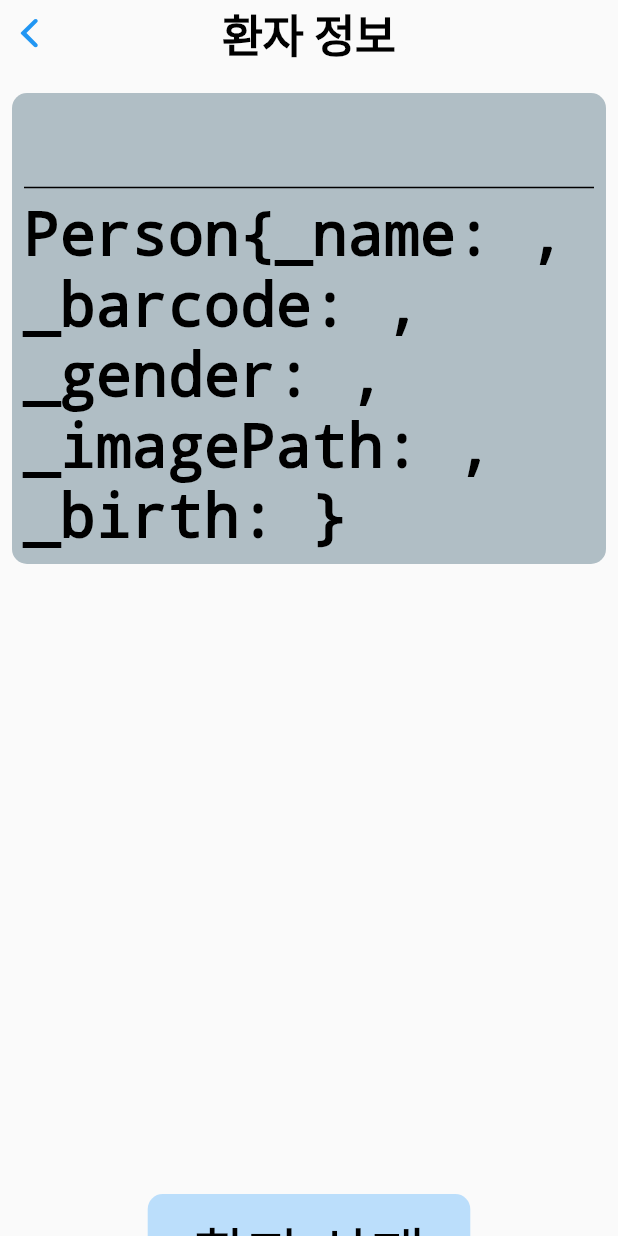
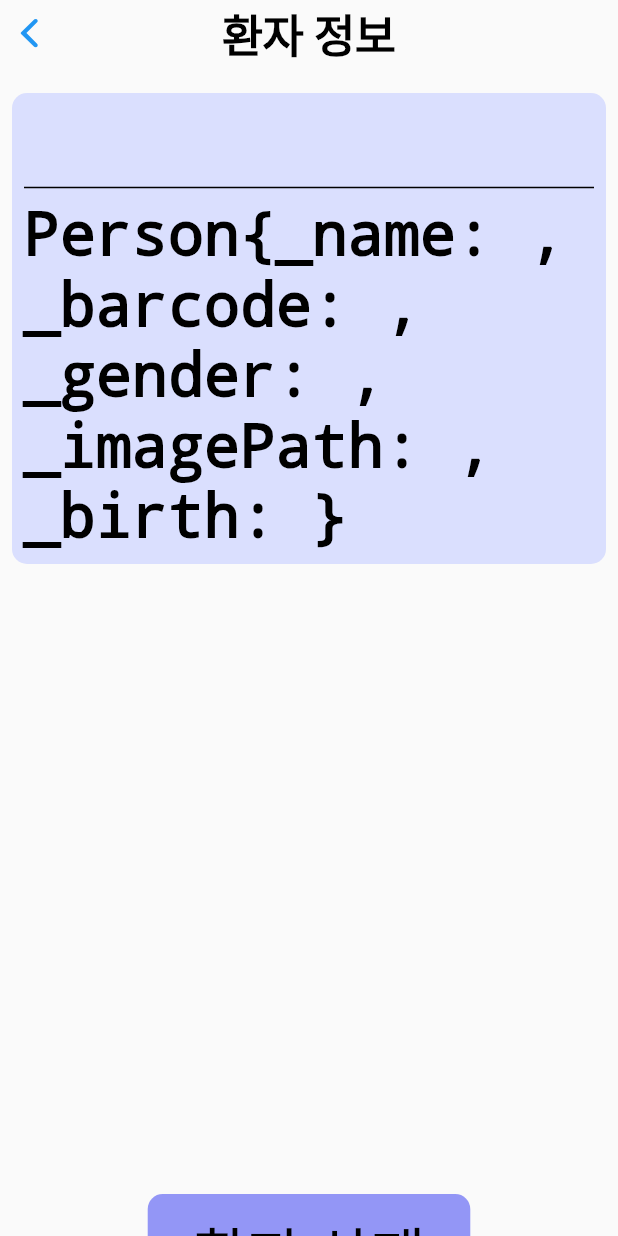
Before and after one commit to 1000zoo/patients-info-management, a Flutter app: the ListPageInfo screen opened directly with empty values, on a phone screen of 412 x 824 dp. Run offline on Flutter 3.47's test engine with Material 2 defaults, Android fonts, the phone set to English and light mode, and no system bars; our stand-ins replace camera, gallery_saver, image_picker, shared_preferences; missing offline and left inert: cupertino_radio_choice, flutter_barcode_scanner, flutter_beep, flutter_qr_bar_scanner; accounts and stored records are empty.

Commit message:
색 관련된 상수들 따로 만들어 줌 / 초기화면 디자인 조절 및 사진촬영 후 바코드 초기화

```diff
--- a/lib/config.dart
+++ b/lib/config.dart
@@ -3,20 +3,25 @@
 import 'package:flutter/material.dart';
 
 ///TextStyle
-const TextStyle TEXT_STYLE = TextStyle(
-  color: Colors.black,
+const TextStyle DEFAULT_TEXTSTYLE = TextStyle(
+  color: TEXT_COLOR,
   fontSize: 40,
   decoration: TextDecoration.none,
 );
-const TextStyle TEXT_STYLE_FOR_TITLE = TextStyle(
-    color: Colors.black,
+const TextStyle TITLE_TEXTSTYLE = TextStyle(
+    color: TEXT_COLOR,
     fontSize: 30,
     decoration: TextDecoration.none
 );
-const TextStyle TEXT_STYLE_FOR_ALERT_DIALOG = TextStyle(
-  color: Colors.black,
-  fontSize: 20,
-  decoration: TextDecoration.none
+const TextStyle ALERT_DIALOG_TEXTSTYLE = TextStyle(
+    color: TEXT_COLOR,
+    fontSize: 20,
+    decoration: TextDecoration.none
+);
+const TextStyle BUTTON_TEXTSTYLE = TextStyle(
+    color: BUTTON_TEXT_COLOR,
+    fontSize: 40,
+    decoration: TextDecoration.none
 );
 
 ///Padding
@@ -27,3 +32,12 @@ const EdgeInsetsGeometry NAME_FIELD_PADDING = EdgeInsets.only(left:130, right: 3
 ///Button
 ///Padding
 const EdgeInsetsGeometry BUTTON_PADDING = EdgeInsets.only(left: 30, right: 30, top: 10, bottom: 10);
+const EdgeInsetsGeometry MAIN_BUTTON_PADDING = EdgeInsets.only(left: 60, right: 60, top: 100, bottom: 100);
+
+const Color BUTTON_TEXT_COLOR = Color(0xffffffff);
+const Color BUTTON_COLOR = Color(0x9D5358F3);
+const Color ETC_COLOR = Color(0xffd0cece);
+const Color DIVIDER_COLOR = Color(0xFF000000);
+const Color TEXTFIELD_COLOR = Color(0xBCCFD5FF);
+const Color BARCODE_COLOR = Color(0xD53EB8CB);
+const Color TEXT_COLOR = Color(0xFF000000);
--- a/lib/list_page.dart
+++ b/lib/list_page.dart
@@ -40,7 +40,7 @@ class _ListPageState extends State<ListPage> {
     }
     if (tiles.isEmpty) {
       tiles.add(SizedBox(height: MediaQuery.of(context).size.height/30,));
-      tiles.add(const Text("등록된 환자가 없습니다.", textAlign: TextAlign.center, style: TEXT_STYLE,));
+      tiles.add(const Text("등록된 환자가 없습니다.", textAlign: TextAlign.center, style: DEFAULT_TEXTSTYLE,));
     }
     return tiles;
   }
@@ -49,7 +49,7 @@ class _ListPageState extends State<ListPage> {
   Widget build(BuildContext context) {
     return CupertinoPageScaffold(
       navigationBar: const CupertinoNavigationBar(
-        middle: Text("환자 목록", style: TEXT_STYLE_FOR_TITLE),
+        middle: Text("환자 목록", style: TITLE_TEXTSTYLE),
       ),
       child: ListView(
         children: getContent()
@@ -75,7 +75,7 @@ class _ListPageInfoState extends State<ListPageInfo> {
   Widget build(BuildContext context) {
     return CupertinoPageScaffold(
       navigationBar: const CupertinoNavigationBar(
-        middle: Text("환자 정보", style: TEXT_STYLE_FOR_TITLE),
+        middle: Text("환자 정보", style: TITLE_TEXTSTYLE),
       ),
       child: ListView(
         children: [
@@ -84,19 +84,19 @@ class _ListPageInfoState extends State<ListPageInfo> {
             padding: const EdgeInsets.all(8.0),
             child: Container(
               decoration: BoxDecoration(
-                color: Colors.blueGrey[200],
+                color: TEXTFIELD_COLOR,
                 borderRadius: BorderRadius.circular(10),
               ),
               padding: const EdgeInsets.all(8.0),
               child: Column(
                 mainAxisSize: MainAxisSize.min,
                 children: [
-                  Text(widget.person.name, style: TEXT_STYLE),
+                  Text(widget.person.name, style: DEFAULT_TEXTSTYLE),
                   const Divider(
                     thickness: 1,
-                    color: Colors.black,
+                    color: DIVIDER_COLOR,
                   ),
-                  Text(widget.person.toString(), style: TEXT_STYLE,)
+                  Text(widget.person.toString(), style: DEFAULT_TEXTSTYLE,)
                 ],
               ),
             ),
@@ -111,7 +111,7 @@ class _ListPageInfoState extends State<ListPageInfo> {
                     context: context,
                     builder: (context) {
                       return CupertinoAlertDialog(
-                        title: const Text("삭제하시겠습니까?", style: TEXT_STYLE_FOR_ALERT_DIALOG),
+                        title: const Text("삭제하시겠습니까?", style: ALERT_DIALOG_TEXTSTYLE),
                         actions: [
                           CupertinoButton(
                             onPressed: () {
@@ -124,7 +124,7 @@ class _ListPageInfoState extends State<ListPageInfo> {
                               widget.helper.removePerson(widget.person.barcode);
                               getAlertDialog(context, "삭제되었습니다.").then(
                                 Navigator.of(context).pop
-                              );
+                              ).then(Navigator.of(context).pop);
                             },
                             child: const Text("예"),
                           )
@@ -133,9 +133,9 @@ class _ListPageInfoState extends State<ListPageInfo> {
                     }
                   );
                 },
-                color: Colors.blue[100],
+                color: BUTTON_COLOR,
                 borderRadius: BorderRadius.circular(10),
-                child: const Text("환자 삭제", style: TEXT_STYLE),
+                child: const Text("환자 삭제", style: DEFAULT_TEXTSTYLE),
               ),
             ),
           )
--- a/lib/util.dart
+++ b/lib/util.dart
@@ -3,7 +3,7 @@ import 'package:flutter/material.dart';
 import 'package:ediya/config.dart';
 
 Text getText(String string) {
-  return Text(string, style: TEXT_STYLE, textAlign: TextAlign.center,);
+  return Text(string, style: DEFAULT_TEXTSTYLE, textAlign: TextAlign.center,);
 }
 
 Future<dynamic> getAlertDialog(BuildContext context, String error) {
@@ -11,7 +11,7 @@ Future<dynamic> getAlertDialog(BuildContext context, String error) {
       context: context,
       builder: (context) {
         return CupertinoAlertDialog(
-          title: Text(error, style: TEXT_STYLE_FOR_ALERT_DIALOG),
+          title: Text(error, style: ALERT_DIALOG_TEXTSTYLE),
           actions: [
             CupertinoButton(
               onPressed: () {
```
Also changed, not shown: lib/barcode.dart (+7 -7 lines), lib/camera.dart (+7 -7 lines), lib/camera_page.dart (+34 -9 lines), lib/camera_test.dart (added, +107 -0 lines), lib/set_data.dart (+12 -12 lines).
